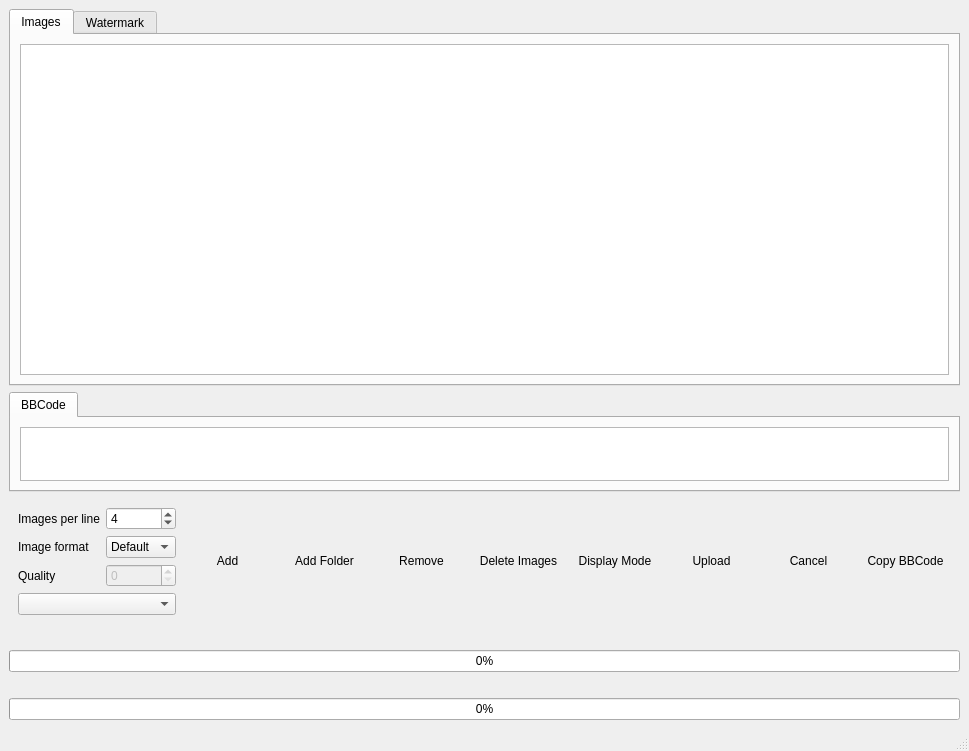
The window that ui.ui (Brandhor/pymguploader) describes before a commit, drawn with Qt 5.
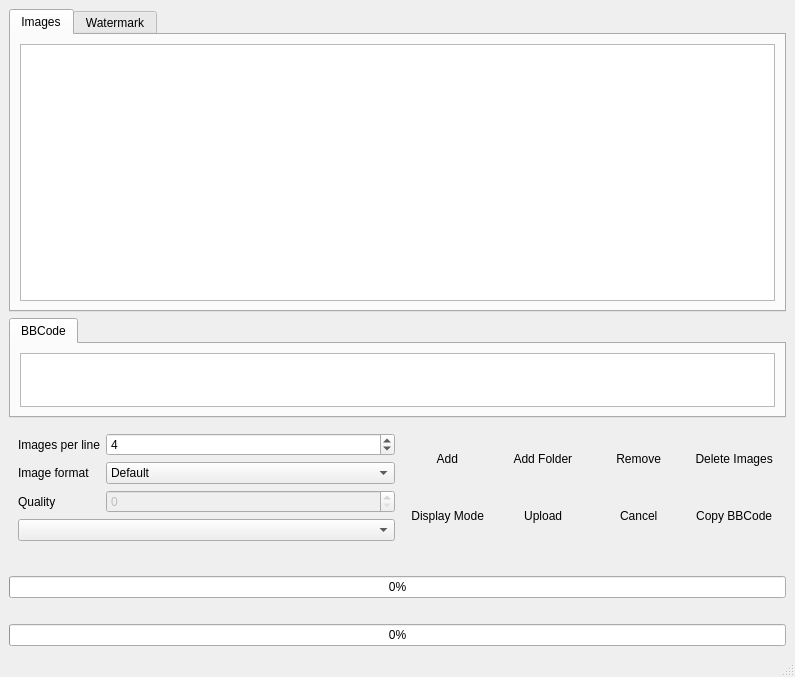
The same window after the commit. Icons and pictures are not drawn.

```diff
--- a/ui.ui
+++ b/ui.ui
@@ -5,8 +5,8 @@
    <rect>
     <x>0</x>
     <y>0</y>
-    <width>969</width>
-    <height>751</height>
+    <width>795</width>
+    <height>677</height>
    </rect>
   </property>
   <property name="acceptDrops" >
@@ -23,14 +23,6 @@
    <property name="enabled" >
     <bool>true</bool>
    </property>
-   <property name="geometry" >
-    <rect>
-     <x>0</x>
-     <y>21</y>
-     <width>969</width>
-     <height>711</height>
-    </rect>
-   </property>
    <layout class="QVBoxLayout" name="verticalLayout" >
     <item>
      <widget class="QTabWidget" name="tabWidget_2" >
@@ -44,14 +36,6 @@
        <number>0</number>
       </property>
       <widget class="QWidget" name="tabImages" >
-       <property name="geometry" >
-        <rect>
-         <x>0</x>
-         <y>0</y>
-         <width>945</width>
-         <height>334</height>
-        </rect>
-       </property>
        <attribute name="title" >
         <string>Images</string>
        </attribute>
@@ -78,14 +62,6 @@
        </layout>
       </widget>
       <widget class="QWidget" name="tabWatermark" >
-       <property name="geometry" >
-        <rect>
-         <x>0</x>
-         <y>0</y>
-         <width>945</width>
-         <height>334</height>
-        </rect>
-       </property>
        <attribute name="title" >
         <string>Watermark</string>
        </attribute>
@@ -367,14 +343,6 @@
        <number>0</number>
       </property>
       <widget class="QWidget" name="tab" >
-       <property name="geometry" >
-        <rect>
-         <x>0</x>
-         <y>0</y>
-         <width>945</width>
-         <height>73</height>
-        </rect>
-       </property>
        <attribute name="title" >
         <string>BBCode</string>
        </attribute>
@@ -387,6 +355,9 @@
             <verstretch>0</verstretch>
            </sizepolicy>
           </property>
+          <property name="readOnly" >
+           <bool>true</bool>
+          </property>
          </widget>
         </item>
        </layout>
@@ -481,6 +452,8 @@
             </layout>
            </item>
            <item>
+            <layout class="QGridLayout" name="gridLayout_2" >
+             <item row="0" column="0" >
             <widget class="QPushButton" name="btnAdd" >
              <property name="sizePolicy" >
               <sizepolicy vsizetype="Expanding" hsizetype="Minimum" >
@@ -489,7 +462,7 @@
               </sizepolicy>
              </property>
              <property name="text" >
-              <string>Add</string>
+                <string> Add</string>
              </property>
              <property name="icon" >
               <iconset resource="res.qrc" >
@@ -506,7 +479,7 @@
              </property>
             </widget>
            </item>
-           <item>
+             <item row="0" column="1" >
             <widget class="QPushButton" name="btnAddFolder" >
              <property name="sizePolicy" >
               <sizepolicy vsizetype="Expanding" hsizetype="Minimum" >
@@ -515,7 +488,7 @@
               </sizepolicy>
              </property>
              <property name="text" >
-              <string>Add Folder</string>
+                <string> Add Folder</string>
              </property>
              <property name="icon" >
               <iconset resource="res.qrc" >
@@ -532,7 +505,7 @@
              </property>
             </widget>
            </item>
-           <item>
+             <item row="0" column="2" >
             <widget class="QPushButton" name="btnRemove" >
              <property name="sizePolicy" >
               <sizepolicy vsizetype="Expanding" hsizetype="Minimum" >
@@ -541,7 +514,7 @@
               </sizepolicy>
              </property>
              <property name="text" >
-              <string>Remove</string>
+                <string> Remove</string>
              </property>
              <property name="icon" >
               <iconset resource="res.qrc" >
@@ -558,7 +531,7 @@
              </property>
             </widget>
            </item>
-           <item>
+             <item row="0" column="3" >
             <widget class="QPushButton" name="btnDelete" >
              <property name="sizePolicy" >
               <sizepolicy vsizetype="Expanding" hsizetype="Minimum" >
@@ -567,7 +540,7 @@
               </sizepolicy>
              </property>
              <property name="text" >
-              <string>Delete Images</string>
+                <string> Delete Images</string>
              </property>
              <property name="icon" >
               <iconset resource="res.qrc" >
@@ -584,7 +557,7 @@
              </property>
             </widget>
            </item>
-           <item>
+             <item row="1" column="0" >
             <widget class="QPushButton" name="btnDisplayMode" >
              <property name="sizePolicy" >
               <sizepolicy vsizetype="Expanding" hsizetype="Minimum" >
@@ -593,7 +566,7 @@
               </sizepolicy>
              </property>
              <property name="text" >
-              <string>Display Mode</string>
+                <string> Display Mode</string>
              </property>
              <property name="icon" >
               <iconset resource="res.qrc" >
@@ -613,7 +586,7 @@
              </property>
             </widget>
            </item>
-           <item>
+             <item row="1" column="1" >
             <widget class="QPushButton" name="btnUpload" >
              <property name="sizePolicy" >
               <sizepolicy vsizetype="Expanding" hsizetype="Minimum" >
@@ -622,7 +595,7 @@
               </sizepolicy>
              </property>
              <property name="text" >
-              <string>Upload</string>
+                <string> Upload</string>
              </property>
              <property name="icon" >
               <iconset resource="res.qrc" >
@@ -639,7 +612,7 @@
              </property>
             </widget>
            </item>
-           <item>
+             <item row="1" column="2" >
             <widget class="QPushButton" name="btnCancel" >
              <property name="sizePolicy" >
               <sizepolicy vsizetype="Expanding" hsizetype="Minimum" >
@@ -648,7 +621,7 @@
               </sizepolicy>
              </property>
              <property name="text" >
-              <string>Cancel</string>
+                <string> Cancel</string>
              </property>
              <property name="icon" >
               <iconset resource="res.qrc" >
@@ -665,7 +638,7 @@
              </property>
             </widget>
            </item>
-           <item>
+             <item row="1" column="3" >
             <widget class="QPushButton" name="btnCopy" >
              <property name="sizePolicy" >
               <sizepolicy vsizetype="Expanding" hsizetype="Minimum" >
@@ -674,7 +647,7 @@
               </sizepolicy>
              </property>
              <property name="text" >
-              <string>Copy BBCode</string>
+                <string> Copy BBCode</string>
              </property>
              <property name="icon" >
               <iconset resource="res.qrc" >
@@ -696,6 +669,8 @@
         </layout>
        </item>
       </layout>
+       </item>
+      </layout>
      </widget>
     </item>
     <item>
@@ -733,21 +708,12 @@
     <rect>
      <x>0</x>
      <y>0</y>
-     <width>969</width>
-     <height>21</height>
+     <width>795</width>
+     <height>25</height>
     </rect>
    </property>
   </widget>
-  <widget class="QStatusBar" name="statusbar" >
-   <property name="geometry" >
-    <rect>
-     <x>0</x>
-     <y>732</y>
-     <width>969</width>
-     <height>19</height>
-    </rect>
-   </property>
-  </widget>
+  <widget class="QStatusBar" name="statusbar" />
  </widget>
  <resources>
   <include location="res.qrc" />
```
Lines whose indentation alone changed are shown as unchanged.
